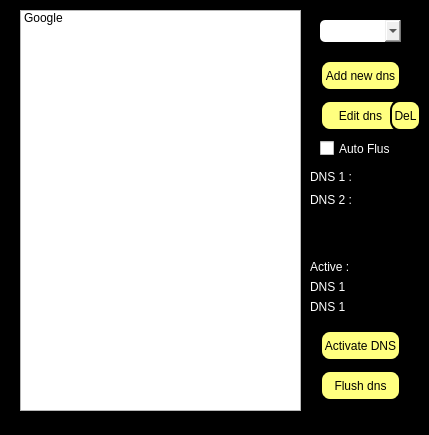
Old version of the form mainUI.ui in the repository bigbanana80/Dns-changer-with-python.
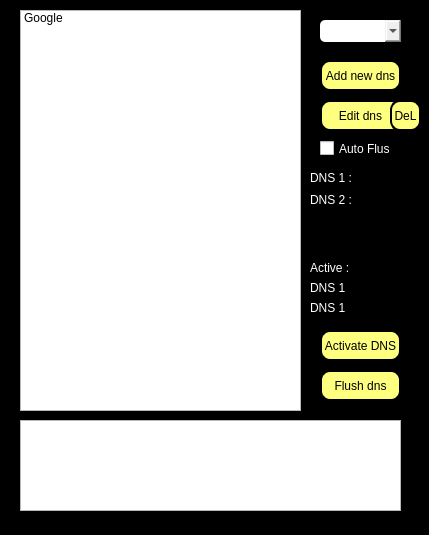
New version of the form. Icons and pictures are not drawn.

Commit message: 1.2 "added a log section, general improvment"

Diff of the .ui file:
```diff
--- a/mainUI.ui
+++ b/mainUI.ui
@@ -13,19 +13,19 @@
     <x>0</x>
     <y>0</y>
     <width>429</width>
-    <height>435</height>
+    <height>535</height>
    </rect>
   </property>
   <property name="minimumSize">
    <size>
     <width>429</width>
-    <height>435</height>
+    <height>535</height>
    </size>
   </property>
   <property name="maximumSize">
    <size>
     <width>429</width>
-    <height>435</height>
+    <height>535</height>
    </size>
   </property>
   <property name="palette">
@@ -171,7 +171,11 @@
    <bool>false</bool>
   </property>
   <property name="styleSheet">
-   <string notr="true">QPushButton{
+   <string notr="true">QMainWindow{
+border: 2px solid black;
+background-color: black;
+}
+QPushButton{
 background-color:rgb(255, 255, 127);
 border: 2px solid black;
 border-radius:10px;
@@ -296,8 +300,8 @@
      <rect>
       <x>310</x>
       <y>170</y>
-      <width>47</width>
-      <height>13</height>
+      <width>111</width>
+      <height>16</height>
      </rect>
     </property>
     <property name="text">
@@ -309,7 +313,7 @@
      <rect>
       <x>310</x>
       <y>190</y>
-      <width>41</width>
+      <width>111</width>
       <height>20</height>
      </rect>
     </property>
@@ -322,8 +326,8 @@
      <rect>
       <x>310</x>
       <y>260</y>
-      <width>47</width>
-      <height>13</height>
+      <width>111</width>
+      <height>16</height>
      </rect>
     </property>
     <property name="text">
@@ -335,8 +339,8 @@
      <rect>
       <x>310</x>
       <y>280</y>
-      <width>47</width>
-      <height>13</height>
+      <width>111</width>
+      <height>16</height>
      </rect>
     </property>
     <property name="text">
@@ -348,8 +352,8 @@
      <rect>
       <x>310</x>
       <y>300</y>
-      <width>47</width>
-      <height>13</height>
+      <width>111</width>
+      <height>16</height>
      </rect>
     </property>
     <property name="text">
@@ -387,6 +391,16 @@
      <string>DeL</string>
     </property>
    </widget>
+   <widget class="QTextBrowser" name="log">
+    <property name="geometry">
+     <rect>
+      <x>20</x>
+      <y>420</y>
+      <width>381</width>
+      <height>91</height>
+     </rect>
+    </property>
+   </widget>
   </widget>
   <widget class="QMenuBar" name="menuBar">
    <property name="geometry">
```
The commit also changes 2 other files.
